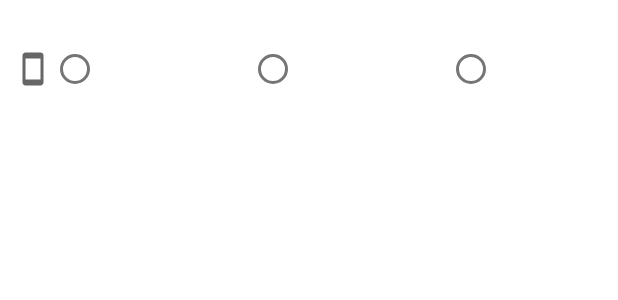
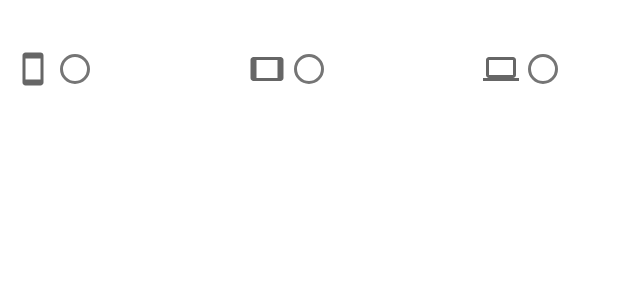
Before and after one commit to Willz01/E-waste-management, an Android app: the layout home_fragment.xml on its own in the app's theme, with its tools: preview values and no code run, on a phone screen of 412 x 824 dp. Shown: the top 300 px of the screen. Run offline under Robolectric (Android 15) with nearby library versions, the phone set to English and light mode, and no system bars.

Commit message:
working commit?

```diff
--- a/app/src/main/java/dev/samuelmcmurray/e_wastemanagement/MainActivity.kt
+++ b/app/src/main/java/dev/samuelmcmurray/e_wastemanagement/MainActivity.kt
@@ -11,7 +11,6 @@ import androidx.navigation.fragment.NavHostFragment
 import com.google.android.material.bottomnavigation.BottomNavigationView
 import com.google.android.material.navigation.NavigationView
 import com.google.firebase.auth.FirebaseAuth
-import dev.samuelmcmurray.e_wastemanagement.ui.home.HomeFragment
 import dev.samuelmcmurray.e_wastemanagement.ui.upload.UploadFragment
 
 private const val TAG = "MainActivity"
--- a/app/src/main/res/layout/home_fragment.xml
+++ b/app/src/main/res/layout/home_fragment.xml
@@ -1,5 +1,6 @@
 <?xml version="1.0" encoding="utf-8"?>
 <RelativeLayout xmlns:android="http://schemas.android.com/apk/res/android"
+    android:id="@+id/homeFrag"
     android:layout_width="match_parent"
     android:layout_height="match_parent"
     android:orientation="vertical"
@@ -32,7 +33,8 @@
                 android:layout_width="wrap_content"
                 android:layout_height="match_parent"
                 android:layout_marginLeft="100dp"
-                android:layout_marginStart="100dp"/>
+                android:layout_marginStart="100dp"
+                android:src="@drawable/ic_baseline_tablet_24"/>
 
             <com.google.android.material.radiobutton.MaterialRadioButton
                 android:layout_width="32dp"
@@ -43,7 +45,9 @@
                 android:layout_width="wrap_content"
                 android:layout_height="match_parent"
                 android:layout_marginLeft="100dp"
-                android:layout_marginStart="100dp"/>
+                android:layout_marginStart="100dp"
+                android:src="@drawable/ic_baseline_laptop_24"
+                />
 
             <com.google.android.material.radiobutton.MaterialRadioButton
                 android:layout_width="32dp"
```
Also changed, not shown: app/src/main/java/dev/samuelmcmurray/e_wastemanagement/ui/home/HomeFragment.kt (+22 -34 lines).
